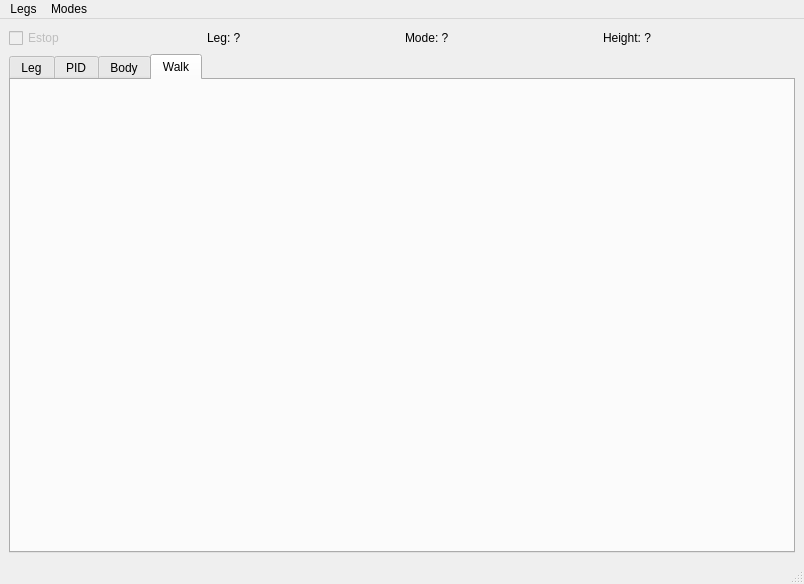
Before: the Qt Designer form stompy/ui/stompy.ui in braingram/stompy, drawn with Qt 5.
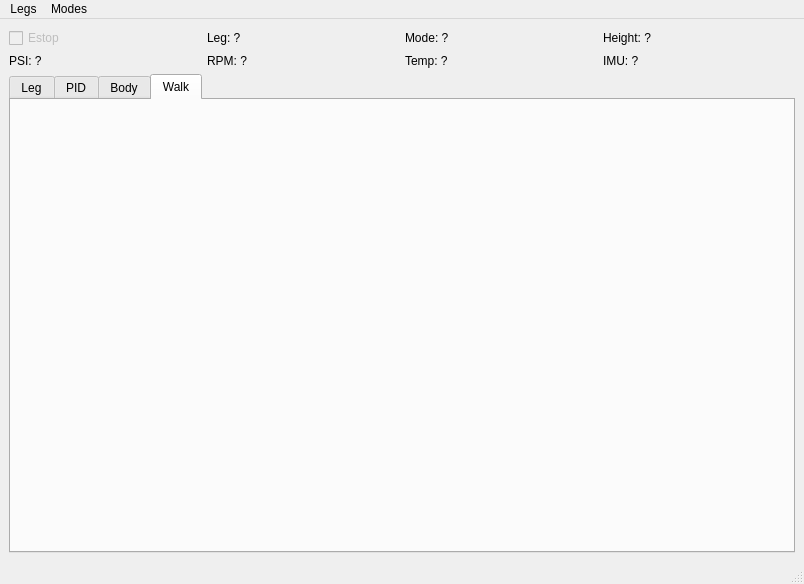
After: the same form once the commit is applied. The open tabs and pages were chosen to show the change. Custom widgets are drawn as their Qt base class.

Commit message: adding body reports to ui

The edit to the form file:
```diff
--- a/stompy/ui/stompy.ui
+++ b/stompy/ui/stompy.ui
@@ -50,6 +50,38 @@
       </item>
      </layout>
     </item>
+    <item>
+     <layout class="QHBoxLayout" name="horizontalLayout_15">
+      <item>
+       <widget class="QLabel" name="pressureLabel">
+        <property name="text">
+         <string>PSI: ?</string>
+        </property>
+       </widget>
+      </item>
+      <item>
+       <widget class="QLabel" name="rpmLabel">
+        <property name="text">
+         <string>RPM: ?</string>
+        </property>
+       </widget>
+      </item>
+      <item>
+       <widget class="QLabel" name="oilTempLabel">
+        <property name="text">
+         <string>Temp: ?</string>
+        </property>
+       </widget>
+      </item>
+      <item>
+       <widget class="QLabel" name="imuLabel">
+        <property name="text">
+         <string>IMU: ?</string>
+        </property>
+       </widget>
+      </item>
+     </layout>
+    </item>
     <item>
      <layout class="QHBoxLayout" name="horizontalLayout">
       <item>
```
Left out of the diff: 2 changed lines with no effect on the pictures. The commit also changes 2 other files.
